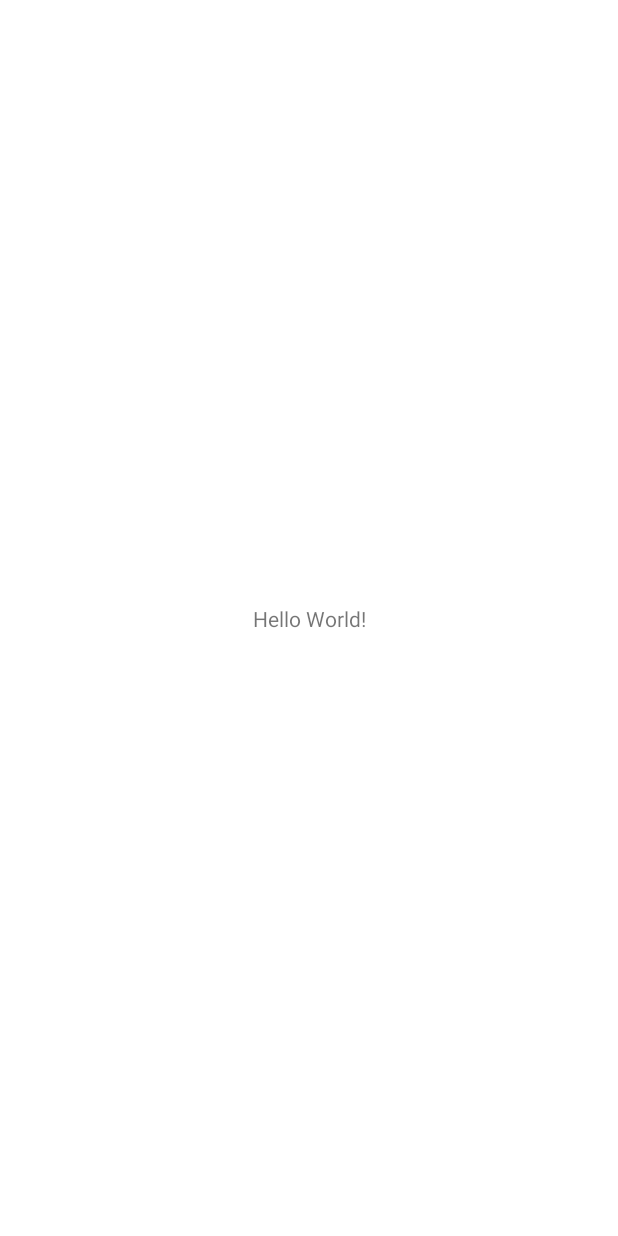
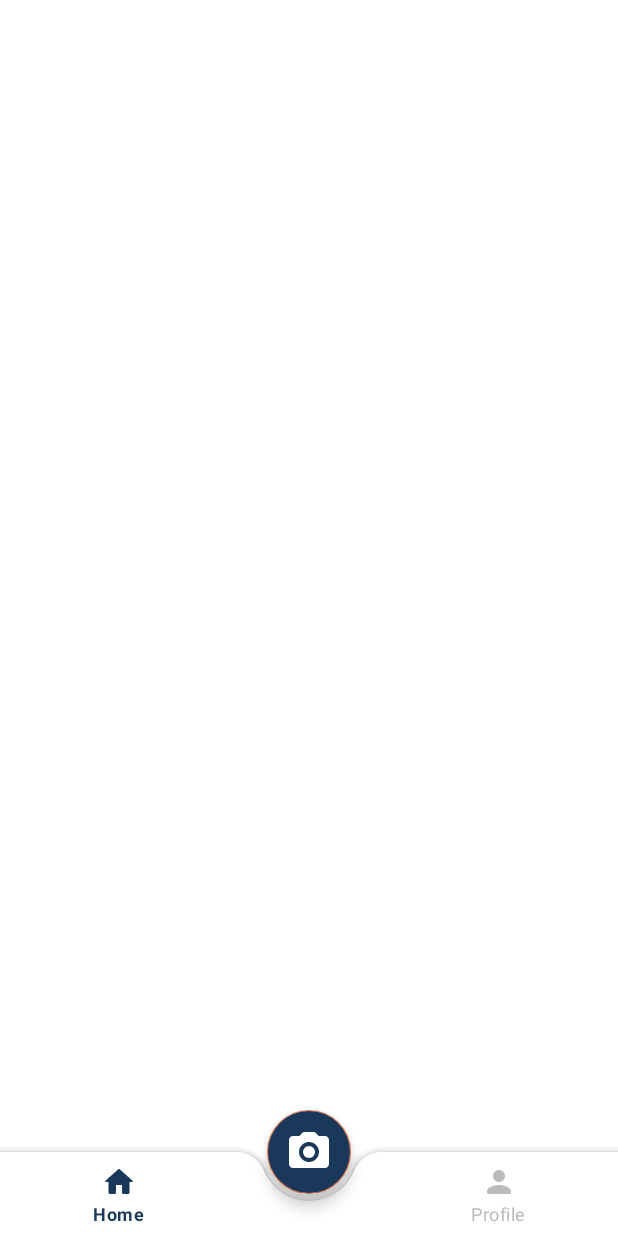
Before and after one commit to Capstone-C22-PS073/Frontend-Kotlin, an Android app: the MainActivity screen opened directly, with no data from a screen before it, on a phone screen of 412 x 824 dp. Before the commit the screen is almost empty. Run offline under Robolectric (Android 15) with nearby library versions, the phone set to English and light mode, and no system bars.

Commit message:
create bottom navigation bar for home page

```diff
--- a/app/build.gradle
+++ b/app/build.gradle
@@ -41,8 +41,12 @@ dependencies {
     implementation 'com.google.android.material:material:1.5.0'
     implementation 'androidx.constraintlayout:constraintlayout:2.1.3'
 
-    // viewpger2
+    // viewpager2
     implementation "androidx.viewpager2:viewpager2:1.0.0"
+
+    // navigation
+    implementation 'androidx.navigation:navigation-fragment-ktx:2.4.2'
+    implementation 'androidx.navigation:navigation-ui-ktx:2.4.2'
 
     testImplementation 'junit:junit:4.13.2'
     androidTestImplementation 'androidx.test.ext:junit:1.1.3'
--- a/app/src/main/java/com/capstonec22ps073/toursight/view/MainActivity.kt
+++ b/app/src/main/java/com/capstonec22ps073/toursight/view/MainActivity.kt
@@ -3,10 +3,16 @@ package com.capstonec22ps073.toursight.view
 import androidx.appcompat.app.AppCompatActivity
 import android.os.Bundle
 import com.capstonec22ps073.toursight.R
+import com.capstonec22ps073.toursight.databinding.ActivityMainBinding
 
 class MainActivity : AppCompatActivity() {
+    private lateinit var binding: ActivityMainBinding
+
     override fun onCreate(savedInstanceState: Bundle?) {
         super.onCreate(savedInstanceState)
-        setContentView(R.layout.activity_main)
+        binding = ActivityMainBinding.inflate(layoutInflater)
+        setContentView(binding.root)
+
+        binding.bottomNavigationView.background = null
     }
 }
--- a/app/src/main/java/com/capstonec22ps073/toursight/view/OnBoardingActivity.kt
+++ b/app/src/main/java/com/capstonec22ps073/toursight/view/OnBoardingActivity.kt
@@ -1,5 +1,6 @@
 package com.capstonec22ps073.toursight.view
 
+import android.content.Intent
 import androidx.appcompat.app.AppCompatActivity
 import android.os.Bundle
 import android.view.LayoutInflater
@@ -26,6 +27,10 @@ class OnBoardingActivity : AppCompatActivity() {
         setOnBoardingItems()
         setIndicators()
         setCurrentIndicator(0)
+
+        binding.btnStarted.setOnClickListener {
+            startActivity(Intent(this, MainActivity::class.java))
+        }
     }
 
     private fun setOnBoardingItems() {
--- /dev/null
+++ b/app/src/main/res/drawable/bottom_nav_icon_color_selector.xml
@@ -0,0 +1,6 @@
+<?xml version="1.0" encoding="utf-8"?>
+<selector xmlns:android="http://schemas.android.com/apk/res/android">
+    <item android:state_checked="true" android:color="@color/primary_color" />
+    <item android:state_pressed="true" android:state_enabled="true" android:color="@android:color/white" />
+    <item android:color="@color/secondary_text_Color" />
+</selector>
--- /dev/null
+++ b/app/src/main/res/drawable/ic_camera.xml
@@ -0,0 +1,6 @@
+<vector android:height="36dp" android:tint="#FFFFFF"
+    android:viewportHeight="24" android:viewportWidth="24"
+    android:width="36dp" xmlns:android="http://schemas.android.com/apk/res/android">
+    <path android:fillColor="@android:color/white" android:pathData="M12,12m-3,0a3,3 0,1 1,6 0a3,3 0,1 1,-6 0"/>
+    <path android:fillColor="@android:color/white" android:pathData="M20,4h-3.17l-1.24,-1.35c-0.37,-0.41 -0.91,-0.65 -1.47,-0.65L9.88,2c-0.56,0 -1.1,0.24 -1.48,0.65L7.17,4L4,4c-1.1,0 -2,0.9 -2,2v12c0,1.1 0.9,2 2,2h16c1.1,0 2,-0.9 2,-2L22,6c0,-1.1 -0.9,-2 -2,-2zM12,17c-2.76,0 -5,-2.24 -5,-5s2.24,-5 5,-5 5,2.24 5,5 -2.24,5 -5,5z"/>
+</vector>
--- /dev/null
+++ b/app/src/main/res/drawable/ic_home.xml
@@ -0,0 +1,10 @@
+<vector xmlns:android="http://schemas.android.com/apk/res/android"
+    android:width="24dp"
+    android:height="24dp"
+    android:viewportWidth="24"
+    android:viewportHeight="24"
+    android:tint="?attr/colorControlNormal">
+  <path
+      android:fillColor="@android:color/white"
+      android:pathData="M10,19v-5h4v5c0,0.55 0.45,1 1,1h3c0.55,0 1,-0.45 1,-1v-7h1.7c0.46,0 0.68,-0.57 0.33,-0.87L12.67,3.6c-0.38,-0.34 -0.96,-0.34 -1.34,0l-8.36,7.53c-0.34,0.3 -0.13,0.87 0.33,0.87H5v7c0,0.55 0.45,1 1,1h3c0.55,0 1,-0.45 1,-1z"/>
+</vector>
--- /dev/null
+++ b/app/src/main/res/drawable/ic_person.xml
@@ -0,0 +1,10 @@
+<vector xmlns:android="http://schemas.android.com/apk/res/android"
+    android:width="24dp"
+    android:height="24dp"
+    android:viewportWidth="24"
+    android:viewportHeight="24"
+    android:tint="?attr/colorControlNormal">
+  <path
+      android:fillColor="@android:color/white"
+      android:pathData="M12,12c2.21,0 4,-1.79 4,-4s-1.79,-4 -4,-4 -4,1.79 -4,4 1.79,4 4,4zM12,14c-2.67,0 -8,1.34 -8,4v1c0,0.55 0.45,1 1,1h14c0.55,0 1,-0.45 1,-1v-1c0,-2.66 -5.33,-4 -8,-4z"/>
+</vector>
--- a/app/src/main/res/layout/activity_main.xml
+++ b/app/src/main/res/layout/activity_main.xml
@@ -1,18 +1,40 @@
 <?xml version="1.0" encoding="utf-8"?>
-<androidx.constraintlayout.widget.ConstraintLayout xmlns:android="http://schemas.android.com/apk/res/android"
+<androidx.coordinatorlayout.widget.CoordinatorLayout xmlns:android="http://schemas.android.com/apk/res/android"
     xmlns:app="http://schemas.android.com/apk/res-auto"
     xmlns:tools="http://schemas.android.com/tools"
     android:layout_width="match_parent"
     android:layout_height="match_parent"
     tools:context=".view.MainActivity">
 
-    <TextView
+    <com.google.android.material.bottomappbar.BottomAppBar
+        android:id="@+id/bottom_app_bar"
+        android:layout_width="match_parent"
+        android:layout_height="wrap_content"
+        android:layout_gravity="bottom"
+        app:fabCradleRoundedCornerRadius="20dp">
+
+        <com.google.android.material.bottomnavigation.BottomNavigationView
+            android:id="@+id/bottom_navigation_view"
+            android:layout_width="match_parent"
+            android:layout_height="match_parent"
+            android:layout_marginEnd="16dp"
+            android:background="@android:color/transparent"
+            app:itemIconTint= "@drawable/bottom_nav_icon_color_selector"
+            app:itemTextColor="@drawable/bottom_nav_icon_color_selector"
+            android:elevation="0dp"
+            app:menu="@menu/bottom_nav_menu" />
+
+    </com.google.android.material.bottomappbar.BottomAppBar>
+
+    <com.google.android.material.floatingactionbutton.FloatingActionButton
+        android:id="@+id/fab_camera"
         android:layout_width="wrap_content"
         android:layout_height="wrap_content"
-        android:text="Hello World!"
-        app:layout_constraintBottom_toBottomOf="parent"
-        app:layout_constraintLeft_toLeftOf="parent"
-        app:layout_constraintRight_toRightOf="parent"
-        app:layout_constraintTop_toTopOf="parent" />
+        android:src="@drawable/ic_camera"
+        android:backgroundTint="@color/primary_color"
+        android:tint="@android:color/white"
+        app:maxImageSize="32dp"
+        app:layout_anchor="@id/bottom_app_bar"
+        android:contentDescription="fab" />
 
-</androidx.constraintlayout.widget.ConstraintLayout>
+</androidx.coordinatorlayout.widget.CoordinatorLayout>
--- /dev/null
+++ b/app/src/main/res/menu/bottom_nav_menu.xml
@@ -0,0 +1,17 @@
+<?xml version="1.0" encoding="utf-8"?>
+<menu xmlns:android="http://schemas.android.com/apk/res/android">
+    <item
+        android:id="@+id/miHome"
+        android:title="Home"
+        android:icon="@drawable/ic_home"/>
+
+    <item
+        android:id="@+id/placeholder"
+        android:title=""
+        android:enabled="false"/>
+
+    <item
+        android:id="@+id/miProfile"
+        android:title="Profile"
+        android:icon="@drawable/ic_person" />
+</menu>
--- a/app/src/main/res/values/themes.xml
+++ b/app/src/main/res/values/themes.xml
@@ -8,7 +8,7 @@
         <!-- Secondary brand color. -->
         <item name="colorSecondary">@color/tertiary_color</item>
         <item name="colorSecondaryVariant">@color/quaternary_color</item>
-        <item name="colorOnSecondary">@color/black</item>
+        <item name="colorOnSecondary">@color/white</item>
         <!-- Status bar color. -->
         <item name="android:statusBarColor" tools:targetApi="l">?attr/colorPrimaryVariant</item>
         <!-- Customize your theme here. -->
```
